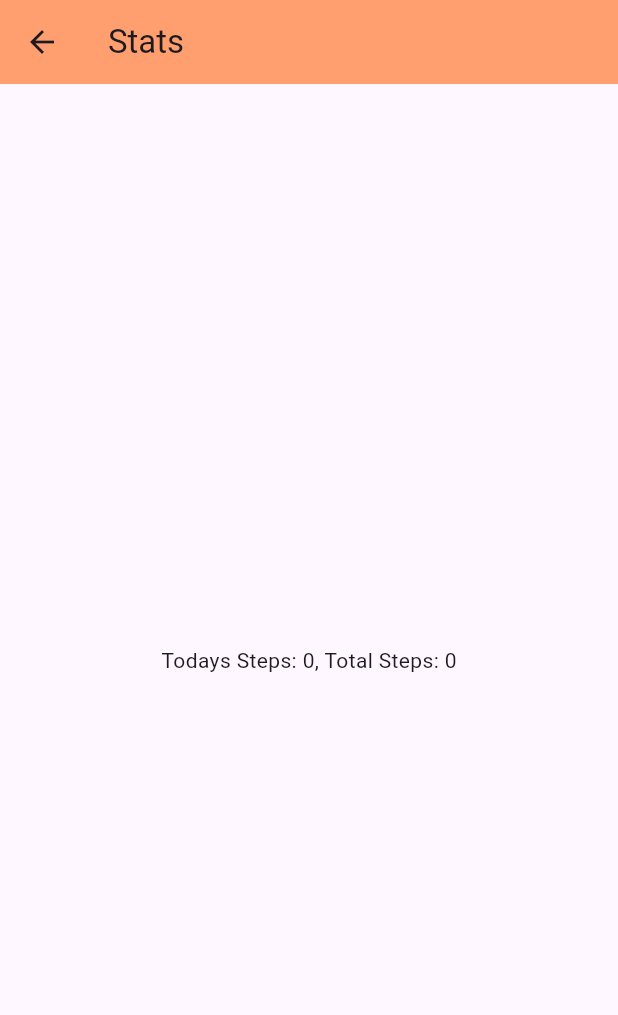
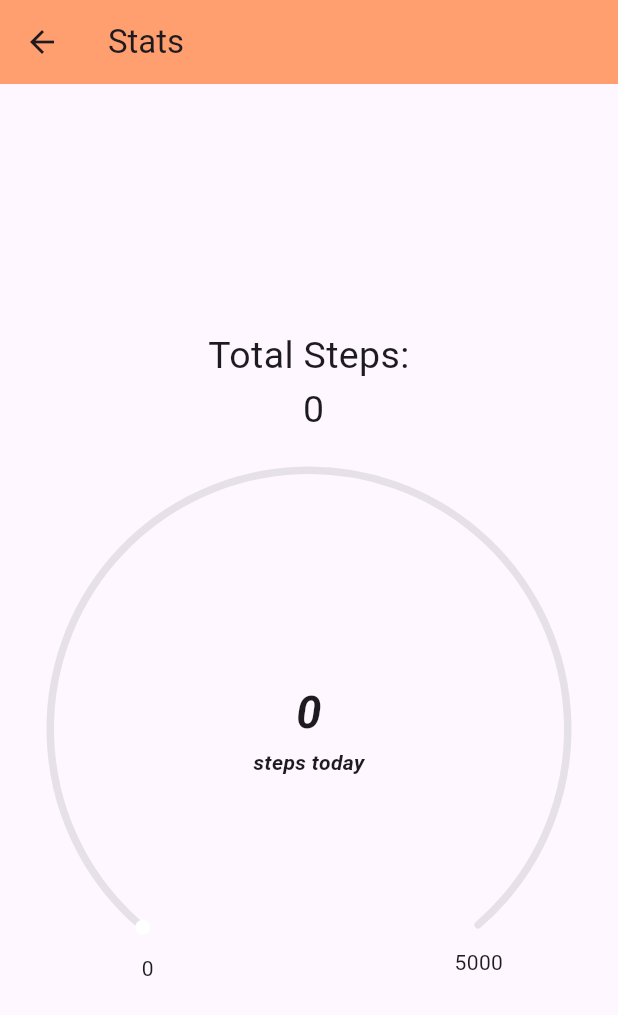
Before and after one commit to ar-kt02/fe-pathpal, a Flutter app: the StatsPage screen opened directly, on a phone screen of 412 x 824 dp. Shown: the top 1015 px of the screen. Run offline on Flutter 3.47's test engine with Material 3 defaults, Android fonts, the phone set to English and light mode, and no system bars; drawn by our look-alikes of syncfusion_flutter_gauges; our stand-ins replace dio, pedometer, shared_preferences; missing offline and left inert: model_viewer_plus; accounts and stored records are empty.

Commit message:
Updated stats page, now primarily serves as a UI page

```diff
--- a/lib/pages/stats_page.dart
+++ b/lib/pages/stats_page.dart
@@ -1,9 +1,6 @@
-import 'dart:async';
-
 import 'package:flutter/material.dart';
-import 'package:pedometer/pedometer.dart';
-import 'package:shared_preferences/shared_preferences.dart';
-import '../utils/api_service.dart';
+import '../utils/step_tracker.dart';
+import '../widgets/gauge_tracker.dart';
 
 class StatsPage extends StatefulWidget {
   const StatsPage({super.key});
@@ -13,74 +10,57 @@ class StatsPage extends StatefulWidget {
 }
 
 class StatsPageState extends State<StatsPage> {
-  int _stepsCount = 0;
+  late StepTracker _stepTracker;
+  int _todaySteps = 0;
   int _totalSteps = 0;
-  late String _email;
-  Timer? _patchTimer;
+  bool _isLoading = true;
 
   @override
   void initState() {
     super.initState();
-    _accessEmail();
-    _runPedometer();
-    setUpTimedPatch();
-  }
-
-  Future<void> _accessEmail() async {
-    final prefs = await SharedPreferences.getInstance();
-    setState(() {
-      _email = prefs.getString("email") ?? "";
-    });
-    if (_email.isNotEmpty) {
-      await _fetchUserInfo();
-    }
-  }
-
-  Future<void> _fetchUserInfo() async {
-    if (_email.isNotEmpty) {
-      final apiService = ApiService();
-      final userInfo = await apiService.fetchUserInfo(_email);
-      if (userInfo != null) {
-        setState(() {
-          _totalSteps = userInfo["step_details"]?["total_steps"];
-        });
-      }
-    }
-  }
-
-  void setUpTimedPatch() {
-    _patchTimer =
-        Timer.periodic(const Duration(hours: 1), (_) => _hourlyPatchSteps());
-  }
-
-  Future<void> _hourlyPatchSteps() async {
-    if (_email.isNotEmpty) {
-      final apiService = ApiService();
-      await apiService.patchTodaySteps(_email, _stepsCount);
-    }
-  }
-
-  void _runPedometer() {
-    Pedometer.stepCountStream.listen((stepCount) {
+    _stepTracker = StepTracker(stepsUpdateHandler: _stepsUpdateHandler);
+    _stepTracker.initialiseData().then((_) {
       setState(() {
-        _stepsCount = stepCount.steps;
+        _isLoading = false;
       });
     });
   }
 
   @override
   void dispose() {
-    _patchTimer?.cancel();
+    _stepTracker.dispose();
     super.dispose();
+  }
+
+  void _stepsUpdateHandler(int todaySteps, int totalSteps) {
+    setState(() {
+      _todaySteps = todaySteps;
+      _totalSteps = totalSteps;
+    });
   }
 
   @override
   Widget build(BuildContext context) {
     return Scaffold(
       appBar: AppBar(
-          title: const Text("Stats"), backgroundColor: const Color(0xFFFF9E6E)),
+        title: const Text("Stats"),
+        backgroundColor: const Color(0xFFFF9E6E),
+      ),
       body: Center(
-        child: Text('Todays Steps: $_stepsCount, Total Steps: $_totalSteps'),
+        child: _isLoading
+            ? const CircularProgressIndicator()
+            : Column(
+                mainAxisAlignment: MainAxisAlignment.center,
+                children: [
+                  Text(
+                    'Total Steps:\n $_totalSteps',
+                    textAlign: TextAlign.center,
+                    style: const TextStyle(fontSize: 25),
+                  ),
+                  const SizedBox(height: 20),
+                  GaugeTracker(todaySteps: _todaySteps),
+                ],
+              ),
       ),
     );
   }
```
